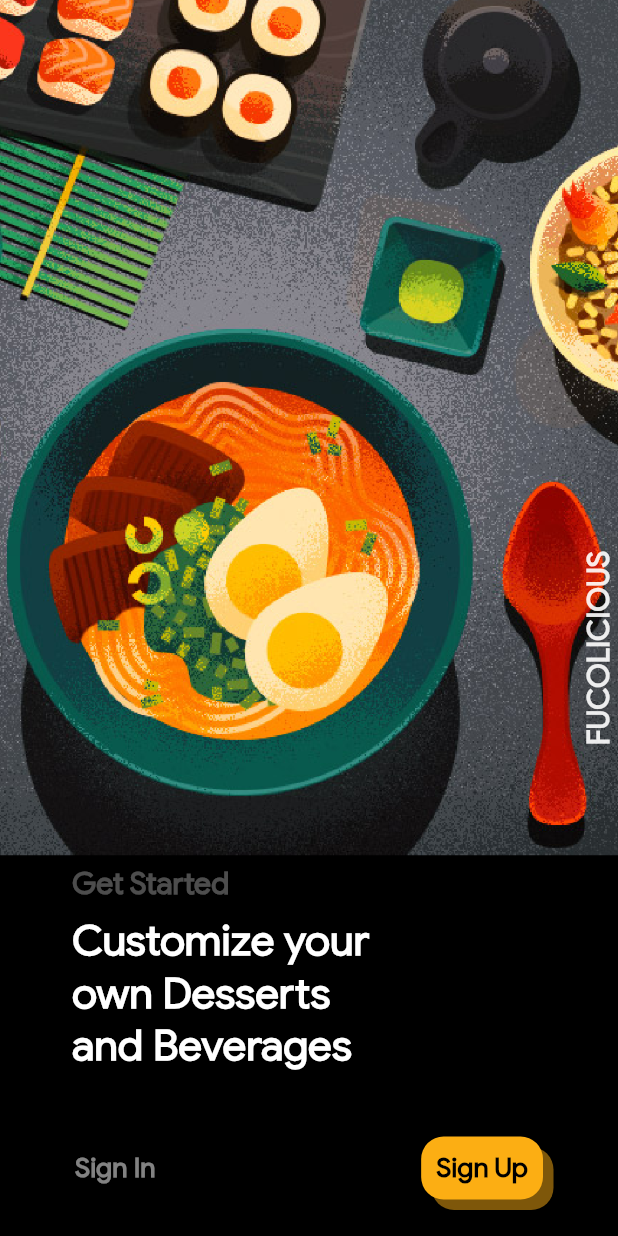
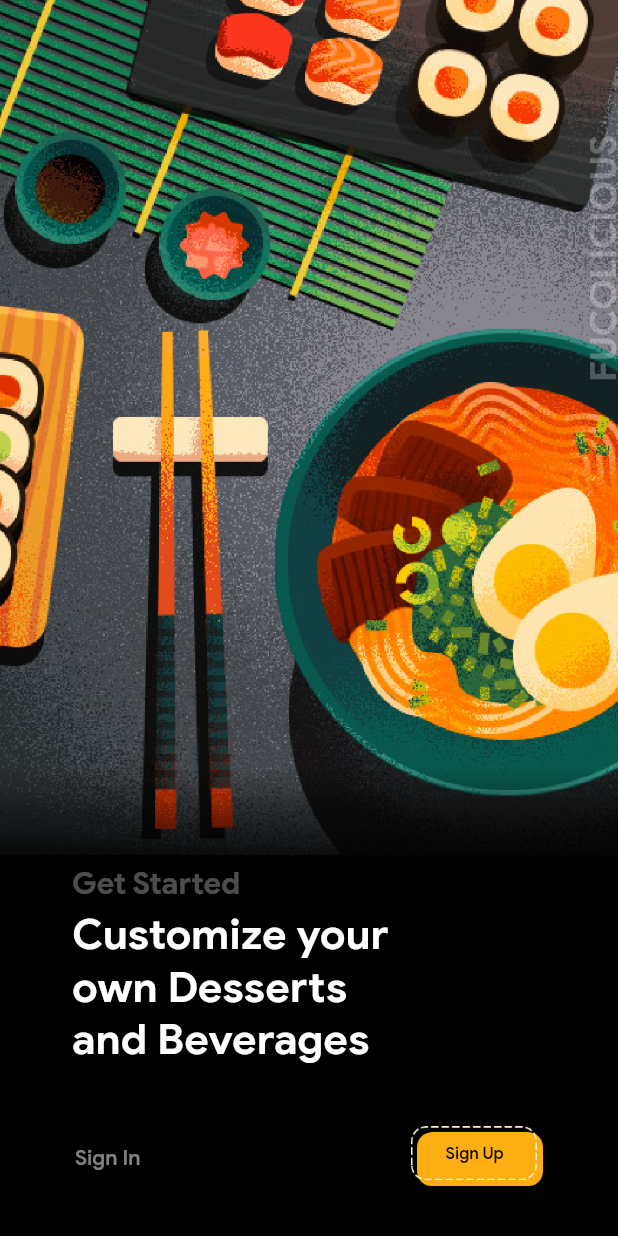
Before and after one commit to Kireshvanth/Fucolicious, a Flutter app: the screen it shows after launch, on a phone screen of 412 x 824 dp. Run offline on Flutter 3.47's test engine with Material 2 defaults, Android fonts, the phone set to English and light mode, and no system bars; our stand-ins replace animated_text_kit, bordered_text, firebase_auth, firebase_core, fluttertoast, google_sign_in and 2 more; accounts and stored records are empty.

Commit message:
UI Tweeks Welcome Screen

```diff
--- a/lib/login_screens/welcome_screen.dart
+++ b/lib/login_screens/welcome_screen.dart
@@ -3,12 +3,10 @@ import 'package:git_sem_custom_food/login_screens/signin_screen.dart';
 import 'package:git_sem_custom_food/login_screens/signup_screen.dart';
 
 class WelcomeScreen extends StatelessWidget {
-
   @override
   Widget build(BuildContext context) {
-
-    double screenHeight = MediaQuery.of(context).size.height ;
-    double screenWidth = MediaQuery.of(context).size.width ;
+    double screenHeight = MediaQuery.of(context).size.height;
+    double screenWidth = MediaQuery.of(context).size.width;
 
     return Scaffold(
       backgroundColor: Colors.black,
@@ -22,94 +20,122 @@ class WelcomeScreen extends StatelessWidget {
               children: [
                 Expanded(
                   flex: 70,
-                  child: Container(
+                  child: Stack(
+                    children: [
+                      Container(
+                        alignment: Alignment.topLeft,
+                        child: Image(
                           width: double.infinity,
-                    height: screenHeight/7,
-                    child: FittedBox(
-                      fit: BoxFit.fitHeight,
-                      child: Image.asset('assests/login_screens/GetStarted_BG/GetStarted_BG_Image.png'),
+                          height: double.infinity,
+                          fit: BoxFit.cover,
+                          alignment: Alignment.topLeft,
+                          image: AssetImage(
+                              'assests/login_screens/GetStarted_BG/GetStarted_BG_Image.png'),
                         ),
+                      ),
+                      Padding(
+                        padding: EdgeInsets.only(top: 60.0),
+                        child: Image(
+                          image: AssetImage(
+                              "assests/login_screens/ImageToBlackFilter/ImageToBlackFilter.png"),
+                          fit: BoxFit.fitWidth,
+                          width: double.infinity,
+                        ),
+                      )
+                    ],
                   ),
                 ),
                 Expanded(
-                  flex: 4,
+                  flex: 30,
                   child: Padding(
-                    padding: EdgeInsets.only(left: 48),
-                    child: Text(
+                    padding: EdgeInsets.only(left: 48, right: 36),
+                    child: Column(
+                      crossAxisAlignment: CrossAxisAlignment.start,
+                      children: [
+                        Text(
                           'Get Started',
                           textAlign: TextAlign.left,
                           style: TextStyle(
                             fontFamily: 'GoogleSans',
                             color: Colors.white.withOpacity(0.3),
-                        fontSize: 20 ,
-                        fontWeight: FontWeight.bold ,
+                            fontSize: 20,
+                            fontWeight: FontWeight.bold,
                           ),
                         ),
+                        SizedBox(
+                          height: 4,
                         ),
-                ),
-                Expanded(
-                  flex: 15,
-                  child: Padding(
-                    padding: EdgeInsets.only(left: 48),
-                    child: Text(
+                        Text(
                           'Customize your\nown Desserts\nand Beverages',
                           textAlign: TextAlign.left,
                           style: TextStyle(
                             fontFamily: 'GoogleSans',
                             color: Colors.white,
-                        fontSize: 28 ,
-                        fontWeight: FontWeight.bold ,
+                            fontSize: 28,
+                            fontWeight: FontWeight.bold,
                           ),
                         ),
+                        SizedBox(
+                          height: 30,
                         ),
-                ),
-                Expanded(
-                  flex: 11,
-                  child: Container(
-                    padding: EdgeInsets.symmetric(horizontal: 50),
+                        Container(
                           child: Row(
                             mainAxisAlignment: MainAxisAlignment.spaceBetween,
                             children: [
                               GestureDetector(
-                          onTap: (){
-                            Navigator.push(context,MaterialPageRoute(builder:(context)=> SignInScreen()));
+                                onTap: () {
+                                  Navigator.push(
+                                      context,
+                                      MaterialPageRoute(
+                                          builder: (context) =>
+                                              SignInScreen()));
                                 },
                                 child: Container(
+                                  padding: EdgeInsets.only(left: 2),
                                   child: Text(
                                     'Sign In',
                                     style: TextStyle(
                                       fontFamily: 'GoogleSans',
-                                fontSize: 18,
+                                      fontSize: 14,
                                       color: Colors.white.withOpacity(.51),
-                                fontWeight: FontWeight.bold,
+                                      fontWeight: FontWeight.normal,
                                     ),
                                   ),
                                 ),
                               ),
                               GestureDetector(
-                          onTap: (){
-                            Navigator.push(context,MaterialPageRoute(builder:(context)=> SignUpScreen()));
+                                onTap: () {
+                                  Navigator.push(
+                                      context,
+                                      MaterialPageRoute(
+                                          builder: (context) =>
+                                              SignUpScreen()));
                                 },
                                 child: Container(
                                   padding: EdgeInsets.all(10),
+                                  child: Stack(
+                                    children: [
+                                      Padding(
+                                        padding: const EdgeInsets.all(4.0),
+                                        child: Image(
+                                          image: AssetImage(
+                                              "assests/login_screens/Background/Background.png"),
+                                        ),
+                                      ),
+                                      Image(
+                                        image: AssetImage(
+                                            "assests/login_screens/Dashed_Rectagle/Dashed_Rectagle.png"),
+                                      ),
+                                      Padding(
+                                        padding:
+                                            EdgeInsets.only(left: 23, top: 11),
                                         child: Text(
                                           'Sign Up',
                                           style: TextStyle(
                                             fontFamily: 'GoogleSans',
-                                fontSize: 18,
+                                            fontSize: 11,
                                             color: Colors.black,
-                                fontWeight: FontWeight.bold,
-                              ),
-                            ),
-                            decoration: BoxDecoration(
-                              boxShadow: [
-                                BoxShadow(
-                                  color: Color(0xffFCAE13).withOpacity(0.5),
-                                  offset: Offset(7, 7), // changes position of shadow
-                                ),
-                              ],
-                              color: Color(0xffFCAE13),
-                              borderRadius: BorderRadius.circular(15),
+                                            fontWeight: FontWeight.normal,
                                           ),
                                         ),
                                       ),
@@ -120,21 +146,100 @@ class WelcomeScreen extends StatelessWidget {
                             ],
                           ),
                         ),
+                      ],
+                    ),
+                  ),
+                ),
+                // Expanded(
+                //   flex: 15,
+                //   child: Padding(
+                //     padding: EdgeInsets.only(left: 48),
+                //     child: Text(
+                //       'Customize your\nown Desserts\nand Beverages',
+                //       textAlign: TextAlign.left,
+                //       style: TextStyle(
+                //         fontFamily: 'GoogleSans',
+                //         color: Colors.white,
+                //         fontSize: 28,
+                //         fontWeight: FontWeight.bold,
+                //       ),
+                //     ),
+                //   ),
+                // ),
+                // Expanded(
+                //   flex: 11,
+                //   child: Container(
+                //     padding: EdgeInsets.symmetric(horizontal: 50),
+                //     child: Row(
+                //       mainAxisAlignment: MainAxisAlignment.spaceBetween,
+                //       children: [
+                //         GestureDetector(
+                //           onTap: () {
+                //             Navigator.push(
+                //                 context,
+                //                 MaterialPageRoute(
+                //                     builder: (context) => SignInScreen()));
+                //           },
+                //           child: Container(
+                //             child: Text(
+                //               'Sign In',
+                //               style: TextStyle(
+                //                 fontFamily: 'GoogleSans',
+                //                 fontSize: 18,
+                //                 color: Colors.white.withOpacity(.51),
+                //                 fontWeight: FontWeight.bold,
+                //               ),
+                //             ),
+                //           ),
+                //         ),
+                //         GestureDetector(
+                //           onTap: () {
+                //             Navigator.push(
+                //                 context,
+                //                 MaterialPageRoute(
+                //                     builder: (context) => SignUpScreen()));
+                //           },
+                //           child: Container(
+                //             padding: EdgeInsets.all(10),
+                //             child: Text(
+                //               'Sign Up',
+                //               style: TextStyle(
+                //                 fontFamily: 'GoogleSans',
+                //                 fontSize: 18,
+                //                 color: Colors.black,
+                //                 fontWeight: FontWeight.bold,
+                //               ),
+                //             ),
+                //             decoration: BoxDecoration(
+                //               boxShadow: [
+                //                 BoxShadow(
+                //                   color: Color(0xffFCAE13).withOpacity(0.5),
+                //                   offset: Offset(
+                //                       7, 7), // changes position of shadow
+                //                 ),
+                //               ],
+                //               color: Color(0xffFCAE13),
+                //               borderRadius: BorderRadius.circular(15),
+                //             ),
+                //           ),
+                //         ),
+                //       ],
+                //     ),
+                //   ),
+                // ),
+              ],
+            ),
+          ),
           //fucolicious text
           Container(
-            padding: EdgeInsets.only(top: 40),
-            alignment: Alignment.centerRight,
-            child: RotatedBox(
-              quarterTurns: -1,
-              child: Text(
-                'FUCOLICIOUS',
-                style: TextStyle(
-                  color: Colors.white.withOpacity(0.9),
-                  fontSize: 20,
-                  fontFamily: 'GoogleSans',
-                  fontWeight: FontWeight.bold,
-                ),
-              ),
+            padding: EdgeInsets.only(top: 35),
+            alignment: Alignment.topRight,
+            child: Image(
+              image: AssetImage(
+                  "assests/login_screens/Fucolicious/Fucolicious.png"),
+              fit: BoxFit.cover,
+              width: 18.5,
+              height: 274,
             ),
           ),
         ],
```
Also changed, not shown: pubspec.yaml (+9 -1 lines), assests/fonts/GoogleSans-Bold.ttf (added), assests/fonts/GoogleSans-Medium.ttf (added), assests/login_screens/Background/2.0x/Background.png (added), assests/login_screens/Background/3.0x/Background.png (added), assests/login_screens/Background/Background.png (added), assests/login_screens/Dashed_Rectagle/2.0x/Dashed_Rectagle.png (added), assests/login_screens/Dashed_Rectagle/3.0x/Dashed_Rectagle.png (added), assests/login_screens/Dashed_Rectagle/Dashed_Rectagle.png (added), assests/login_screens/Fucolicious/2.0x/Fucolicious.png (added), assests/login_screens/Fucolicious/3.0x/Fucolicious.png (added), assests/login_screens/Fucolicious/Fucolicious.png (added), assests/login_screens/ImageToBlackFilter/2.0x/ImageToBlackFilter.png (added), assests/login_screens/ImageToBlackFilter/3.0x/ImageToBlackFilter.png (added), 2 more files. Lines whose indentation alone changed are shown as unchanged.
